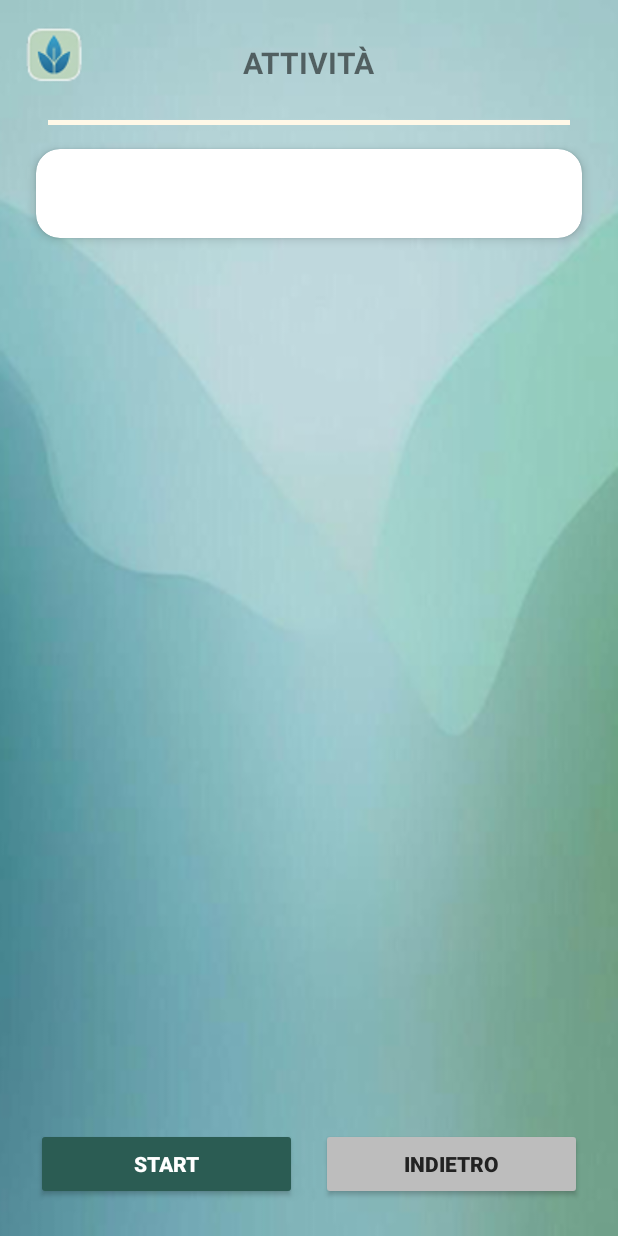
After one commit to Kevins2205/MindMate, an Android app: the layout fragment_dettaglio_attivita.xml on its own in the app's theme, with its tools: preview values and no code run, on a phone screen of 412 x 824 dp. The commit adds this screen. Run offline under Robolectric (Android 15) with nearby library versions, the phone set to English and light mode, and no system bars.

Commit message:
add_PaginaDettaglioAttivita

```diff
--- a/app/src/main/AndroidManifest.xml
+++ b/app/src/main/AndroidManifest.xml
@@ -21,8 +21,8 @@
 
                 <category android:name="android.intent.category.LAUNCHER" />
             </intent-filter>
-
         </activity>
+        <activity android:name=".DettaglioAttivitaFragment" android:exported="false"/>
     </application>
 
 </manifest>
--- a/app/src/main/java/com/example/mindmate/MainActivity.java
+++ b/app/src/main/java/com/example/mindmate/MainActivity.java
@@ -27,9 +27,9 @@ public class MainActivity extends AppCompatActivity {
 
             } else if (itemId == R.id.nav_diario) {
                 selectedFragment = new DiarioFragment();
-            } /*else if (itemId == R.id.nav_eventi) {
-                selectedFragment = new EventiFragment();
-            } else if (itemId == R.id.nav_profilo) {
+            } else if (itemId == R.id.nav_eventi) {
+                selectedFragment = new AttivitaFragment();
+            } /*else if (itemId == R.id.nav_profilo) {
                 selectedFragment = new ProfiloFragment();
             } */
 
--- /dev/null
+++ b/app/src/main/res/layout/fragment_dettaglio_attivita.xml
@@ -0,0 +1,108 @@
+<androidx.constraintlayout.widget.ConstraintLayout
+    xmlns:android="http://schemas.android.com/apk/res/android"
+    xmlns:app="http://schemas.android.com/apk/res-auto"
+    android:layout_width="match_parent"
+    android:layout_height="match_parent"
+    android:background="@drawable/image30">
+
+    <!-- Header come lista attività -->
+    <ImageView
+        android:id="@+id/logoMindMate"
+        android:layout_width="40dp"
+        android:layout_height="40dp"
+        android:layout_marginStart="16dp"
+        android:layout_marginTop="16dp"
+        android:src="@drawable/logomindmate"
+        app:layout_constraintStart_toStartOf="parent"
+        app:layout_constraintTop_toTopOf="parent"/>
+
+    <TextView
+        android:id="@+id/tvTitle"
+        android:layout_width="wrap_content"
+        android:layout_height="wrap_content"
+        android:text="ATTIVITÀ"
+        android:textSize="20sp"
+        android:textStyle="bold"
+        android:layout_marginTop="28dp"
+        app:layout_constraintTop_toTopOf="parent"
+        app:layout_constraintStart_toStartOf="parent"
+        app:layout_constraintEnd_toEndOf="parent"/>
+
+    <View
+        android:id="@+id/headerLine"
+        android:layout_width="0dp"
+        android:layout_height="3dp"
+        android:background="#FFF8E7"
+        app:layout_constraintTop_toBottomOf="@id/logoMindMate"
+        app:layout_constraintStart_toStartOf="parent"
+        app:layout_constraintEnd_toEndOf="parent"
+        android:layout_marginTop="24dp"
+        android:layout_marginStart="32dp"
+        android:layout_marginEnd="32dp"/>
+
+    <!-- Box descrizione -->
+    <com.google.android.material.card.MaterialCardView
+        android:id="@+id/cardDescription"
+        android:layout_width="0dp"
+        android:layout_height="wrap_content"
+        android:layout_marginStart="24dp"
+        android:layout_marginEnd="24dp"
+        android:layout_marginTop="16dp"
+        android:layout_marginBottom="16dp"
+        app:cardCornerRadius="16dp"
+        app:cardElevation="4dp"
+        app:layout_constraintTop_toBottomOf="@id/headerLine"
+        app:layout_constraintStart_toStartOf="parent"
+        app:layout_constraintEnd_toEndOf="parent"
+        app:layout_constraintBottom_toTopOf="@id/buttonLayout"
+        app:layout_constraintVertical_bias="0.0"> <!-- forza il posizionamento più in alto -->
+
+        <TextView
+            android:id="@+id/tvDescription"
+            android:layout_width="match_parent"
+            android:layout_height="wrap_content"
+            android:textColor="#333"
+            android:textSize="20sp"
+            android:padding="16dp"
+            android:scrollbars="vertical"/>
+    </com.google.android.material.card.MaterialCardView>
+
+
+    <!-- Bottoni affiancati con margine dai bordi -->
+    <LinearLayout
+        android:id="@+id/buttonLayout"
+        android:layout_width="0dp"
+        android:layout_height="wrap_content"
+        android:orientation="horizontal"
+        android:gravity="center"
+        android:layout_marginBottom="24dp"
+        android:layout_marginStart="24dp"
+        android:layout_marginEnd="24dp"
+        app:layout_constraintBottom_toBottomOf="parent"
+        app:layout_constraintStart_toStartOf="parent"
+        app:layout_constraintEnd_toEndOf="parent">
+
+        <Button
+            android:id="@+id/btnStart"
+            android:layout_width="0dp"
+            android:layout_weight="1"
+            android:layout_height="48dp"
+            android:text="Start"
+            android:textStyle="bold"
+            android:backgroundTint="#2B5C53"
+            android:textColor="#FFF"
+            android:layout_marginEnd="8dp"/>
+
+        <Button
+            android:id="@+id/btnBack"
+            android:layout_width="0dp"
+            android:layout_weight="1"
+            android:layout_height="48dp"
+            android:text="Indietro"
+            android:textStyle="bold"
+            android:backgroundTint="#BDBDBD"
+            android:textColor="#222"
+            android:layout_marginStart="8dp"/>
+    </LinearLayout>
+
+</androidx.constraintlayout.widget.ConstraintLayout>
```
Also changed, not shown: app/src/main/java/com/example/mindmate/AttivitaFragment.java (+69 -28 lines), app/src/main/java/com/example/mindmate/DettaglioAttivitaFragment.java (added, +52 -0 lines), app/src/main/java/com/example/mindmate/ModalitaImmersivaFragment.java (added, +85 -0 lines), app/src/main/res/layout/fragment_modalita_immersiva.xml (added, +76 -0 lines).
